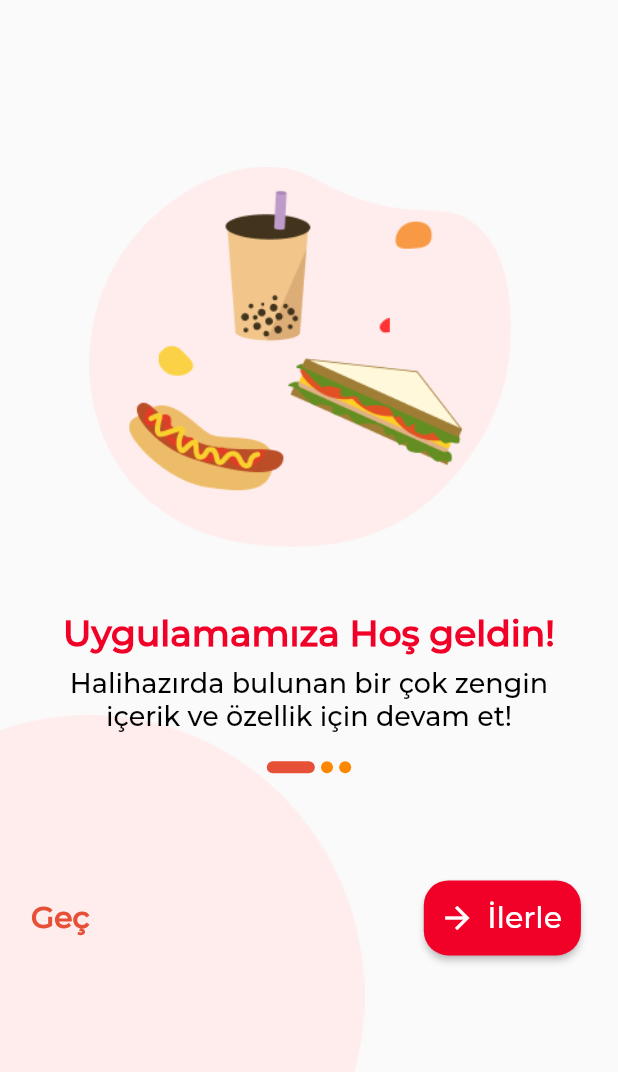
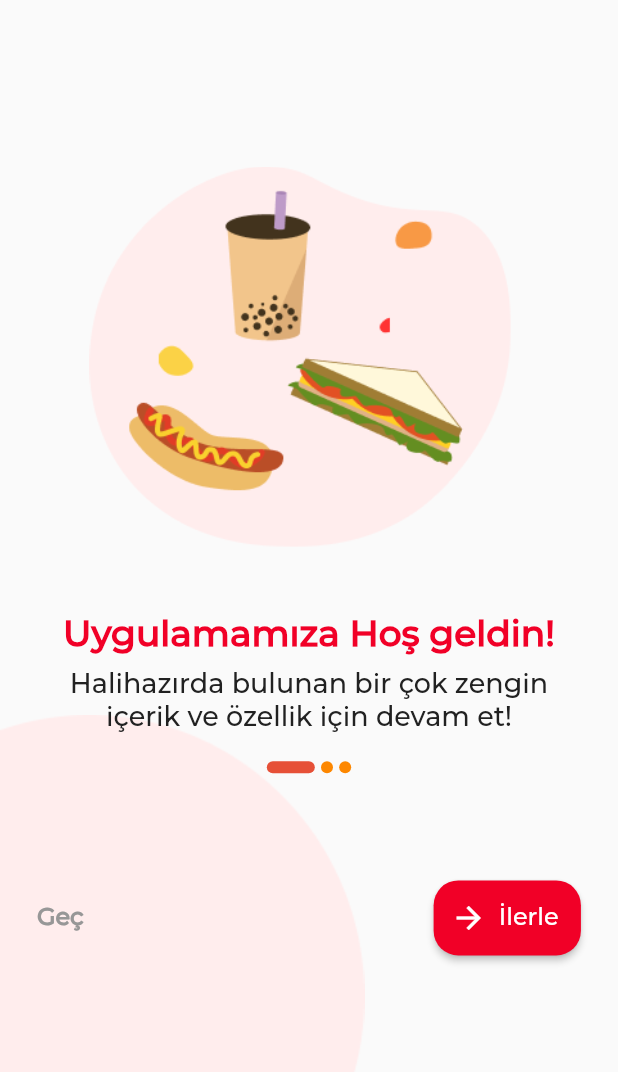
Before and after one commit to akaanuzman/digital_order_system, a Flutter app: the screen it shows after launch, on a phone screen of 412 x 824 dp, the part 164-1236 px from its top. Run offline on Flutter 3.47's test engine with Material 2 defaults, Android fonts, the phone set to English and light mode, and no system bars; our stand-ins replace animate_do, get_storage, shimmer_animation; generated files the repository leaves out were written again.

Commit message:
new text theme was added.

```diff
--- a/lib/core/theme/color/my_colors.dart
+++ b/lib/core/theme/color/my_colors.dart
@@ -19,11 +19,13 @@ class MyColors with BaseSingleton {
 
   /// Your Colors
   Color get primaryBoxShadowColor => const Color(0x1a208dfe);
+  Color get textColor => const Color(0xff212121);
   Color get redSavinaPepper => const Color(0xffF10027);
   Color get charismaticRed => const Color(0xffEA2242);
   Color get notYoCheese => const Color(0xffFFC42E);
   Color get orangeade => const Color(0xffE65037);
   Color get mandarinJelly => const Color(0xffFD8700);
+  Color get gray => const Color(0xff979797);
   MaterialColor get randomColor => Colors.primaries[Random().nextInt(17)];
 
   /// Flutter Colors [You can use all flutter colors basicly].
--- a/lib/core/theme/text/my_texts.dart
+++ b/lib/core/theme/text/my_texts.dart
@@ -16,104 +16,128 @@ class MyTexts {
   MyTexts.init();
 
   MyColors get _colors => MyColors.instance;
-  Color get _textColor => _colors.black;
+  Color get _textColor => _colors.textColor;
   String get _fontFamily => 'Montserrat';
 
   TextTheme get textTheme => TextTheme(
-        //XX
+
+        // 35 - semibold ** Splash Screen
         displayLarge: TextStyle(
+          color: _colors.notYoCheese,
+          fontSize: 35,
+          fontWeight: FontWeight.w600,
+          fontFamily: _fontFamily,
+        ),
+
+        // 28 - bold  ** Sign in, Sign up
+        displayMedium: TextStyle(
+          color: _colors.redSavinaPepper,
+          fontSize: 28,
+          fontWeight: FontWeight.bold,
+          fontFamily: _fontFamily,
+        ),
+
+        // 24 - bold ** Splash and others
+        displaySmall: TextStyle(
           color: _textColor,
-          fontSize: 64,
+          fontSize: 24,
+          fontWeight: FontWeight.bold,
+          fontFamily: _fontFamily,
+        ),
+
+        // 20 - bold ** Appbar Title
+        headlineLarge: TextStyle(
+          color: _textColor,
+          fontSize: 20,
+          fontWeight: FontWeight.bold,
+          fontFamily: _fontFamily,
+        ),
+
+        // 18 - medium
+        headlineMedium: TextStyle(
+          color: _textColor,
+          fontSize: 18,
+          fontWeight: FontWeight.w500,
+          fontFamily: _fontFamily,
+        ),
+
+        // 16 - bold  ** For buttons
+        headlineSmall: TextStyle(
+          color: _textColor,
+          fontSize: 16,
+          fontWeight: FontWeight.bold,
+          fontFamily: _fontFamily,
+        ),
+
+        // 16 - regular
+        titleLarge: TextStyle(
+          color: _textColor,
+          fontSize: 16,
           fontWeight: FontWeight.w400,
           fontFamily: _fontFamily,
         ),
-        displayMedium: TextStyle(
-          //XX
+
+        // 14 - regular
+        titleMedium: TextStyle(
           color: _textColor,
-          fontSize: 52,
+          fontSize: 14,
           fontWeight: FontWeight.w400,
           fontFamily: _fontFamily,
         ),
-        displaySmall: TextStyle(
-          //XX
+
+        // 12 - regular
+        titleSmall: TextStyle(
           color: _textColor,
-          fontSize: 44,
+          fontSize: 12,
           fontWeight: FontWeight.w400,
           fontFamily: _fontFamily,
         ),
-        headlineLarge: TextStyle(
-          //XX
+
+        // 16 - medium
+        labelLarge: TextStyle(
           color: _textColor,
-          fontSize: 40,
-          fontWeight: FontWeight.w400,
-          fontFamily: _fontFamily,
-        ),
-        headlineMedium: TextStyle(
-          //XX
-          color: _textColor,
-          fontSize: 36,
-          fontWeight: FontWeight.w400,
-          fontFamily: _fontFamily,
-        ),
-        headlineSmall: TextStyle(
-          //XX
-          color: _textColor,
-          fontSize: 32,
-          fontWeight: FontWeight.w400,
-          fontFamily: _fontFamily,
-        ),
-        titleLarge: TextStyle(
-          color: _textColor,
-          fontSize: 28,
-          fontWeight: FontWeight.w400,
-          fontFamily: _fontFamily,
-        ),
-        titleMedium: TextStyle(
-          color: _textColor,
-          fontSize: 24,
-          fontWeight: FontWeight.w700,
-          fontFamily: _fontFamily,
-        ),
-        titleSmall: TextStyle(
-          color: _textColor,
-          fontSize: 20,
+          fontSize: 16,
           fontWeight: FontWeight.w500,
           fontFamily: _fontFamily,
         ),
-        labelLarge: TextStyle(
+
+        // 14 - medium
+        labelMedium: TextStyle(
           color: _textColor,
-          fontSize: 20,
-          fontWeight: FontWeight.w500,
-          fontFamily: _fontFamily,
-        ),
-        labelMedium: TextStyle(
-          color: _colors.white,
-          fontSize: 16,
+          fontSize: 14,
           fontWeight: FontWeight.w500,
           fontFamily: _fontFamily,
           fontStyle: FontStyle.normal,
         ),
+
+        // 12 - medium
         labelSmall: TextStyle(
           color: _textColor,
           fontSize: 12,
           fontWeight: FontWeight.w500,
           fontFamily: _fontFamily,
         ),
+
+        // 16 - semibold
         bodyLarge: TextStyle(
           color: _textColor,
-          fontSize: 24,
-          fontWeight: FontWeight.w400,
+          fontSize: 16,
+          fontWeight: FontWeight.w600,
           fontFamily: _fontFamily,
         ),
+
+        // 15 - semibold
         bodyMedium: TextStyle(
           color: _textColor,
-          fontSize: 20,
-          fontWeight: FontWeight.w400,
+          fontSize: 15,
+          fontWeight: FontWeight.w600,
           fontFamily: _fontFamily,
         ),
+
+        // 10 - regular
         bodySmall: TextStyle(
           color: _textColor,
-          fontSize: 18,
+          fontSize: 10,
           fontWeight: FontWeight.w400,
           fontFamily: _fontFamily,
         ),
--- a/lib/features/auth/onboard/view/onboard_view.dart
+++ b/lib/features/auth/onboard/view/onboard_view.dart
@@ -5,7 +5,7 @@ import '../model/onboard_model.dart';
 import 'package:digital_order_system/_export_ui.dart';
 import 'package:flutter_gen/gen_l10n/app_localizations.dart';
 
-class OnboardView extends StatelessWidget with BaseSingleton{
+class OnboardView extends StatelessWidget with BaseSingleton {
   final BuildContext context = NavigationService.navigatorKey.currentContext!;
   OnboardView({super.key});
 
@@ -95,8 +95,7 @@ class OnboardView extends StatelessWidget with BaseSingleton{
   Text title(OnboardModel page) {
     return Text(
       page.title,
-      style: context.textTheme.titleMedium!.copyWith(
-        fontWeight: context.fw700,
+      style: context.textTheme.displaySmall!.copyWith(
         color: colors.redSavinaPepper,
       ),
       textAlign: context.taCenter,
@@ -105,7 +104,8 @@ class OnboardView extends StatelessWidget with BaseSingleton{
 
   Text subtitle(OnboardModel page) => Text(
         page.subtitle,
-        style: context.textTheme.bodySmall,
+        style: context.textTheme.headlineMedium!
+            .copyWith(fontWeight: context.fw400),
         textAlign: context.taCenter,
       );
 
@@ -163,9 +163,8 @@ class OnboardView extends StatelessWidget with BaseSingleton{
       onPressed: () => pv.finishOnboard,
       child: Text(
         AppLocalizations.of(context)!.skipBtn,
-        style: context.textTheme.bodyMedium!.copyWith(
-          fontWeight: FontWeight.w700,
-          color: colors.orangeade,
+        style: context.textTheme.headlineSmall!.copyWith(
+          color: colors.gray,
         ),
       ),
     );
--- a/lib/features/common/splash/view/splash_view.dart
+++ b/lib/features/common/splash/view/splash_view.dart
@@ -40,10 +40,7 @@ class SplashView extends StatelessWidget with BaseSingleton {
   Text appTitle(BuildContext context) {
     return Text(
       AppLocalizations.of(context)!.appName,
-      style: context.textTheme.headlineSmall!.copyWith(
-        fontWeight: FontWeight.w600,
-        color: colors.notYoCheese,
-      ),
+      style: context.textTheme.displayLarge,
     );
   }
 }
```
